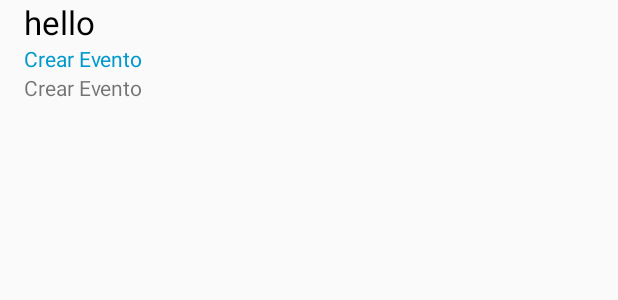
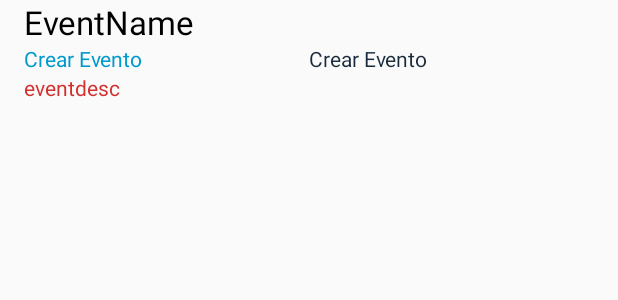
Before and after one commit to Jc2502/PP-APP, an Android app: the layout event.xml on its own in the app's theme, with its tools: preview values and no code run, on a phone screen of 412 x 824 dp. Shown: the top 300 px of the screen. Run offline under Robolectric (Android 15) with nearby library versions, the phone set to English and light mode, and no system bars; network calls fail.

Commit message:
Event Layout

```diff
--- a/app/src/main/res/layout/event.xml
+++ b/app/src/main/res/layout/event.xml
@@ -14,33 +14,48 @@
                 android:layout_width="0dp"
                 android:layout_height="wrap_content"
                 android:textAppearance="?android:attr/textAppearanceLarge"
-                android:text="hello"
+                android:text="EventName"
                 android:textColor="@android:color/black"
-                android:id="@+id/CFText"
-                android:layout_gravity="right" android:layout_weight="1"/>
-
-        <TextView android:layout_width="0dp" android:layout_height="0dp"
-                android:id="@+id/object_id"
-                android:textColor="@android:color/white"
-                android:text="@string/create_event"/>
-
-
+                android:id="@+id/event_name"
+                android:layout_gravity="right"
+                android:layout_weight="1"/>
 
 
     </LinearLayout>
-    <TextView
-            android:layout_width="wrap_content"
+    <LinearLayout
+        android:layout_width="match_parent"
+        android:layout_height="wrap_content"
+        android:orientation="horizontal"
+        android:weightSum="2"
+        >
+
+        <TextView
+            android:layout_width="fill_parent"
             android:layout_height="wrap_content"
             android:textAppearance="?android:attr/textAppearanceSmall"
             android:text="@string/create_event"
-            android:id="@+id/minText"
+            android:id="@+id/date_tv"
+            android:layout_weight="1"
             android:textColor="@android:color/holo_blue_dark"
             />
-    <TextView android:layout_width="wrap_content" android:layout_height="wrap_content"
-              android:textAppearance="?android:attr/textAppearanceSmall"
-              android:text="@string/create_event"
-              android:id="@+id/date_adapt"
+        <TextView android:layout_width="fill_parent"
+            android:layout_height="fill_parent"
+            android:textAppearance="?android:attr/textAppearanceSmall"
+            android:text="@string/create_event"
+            android:id="@+id/locadd"
+            android:layout_weight="1"
+            android:textColor="@color/apptheme_primary"
+            android:layout_gravity="right"
             />
 
+    </LinearLayout>
+    <TextView android:layout_width="fill_parent"
+        android:layout_height="wrap_content"
+        android:textAppearance="?android:attr/textAppearanceSmall"
+        android:text="eventdesc"
+        android:textColor="@color/apptheme_accent"
+        android:id="@+id/description_tv"
+        android:layout_gravity="center"
+        />
 
 </LinearLayout>
```
